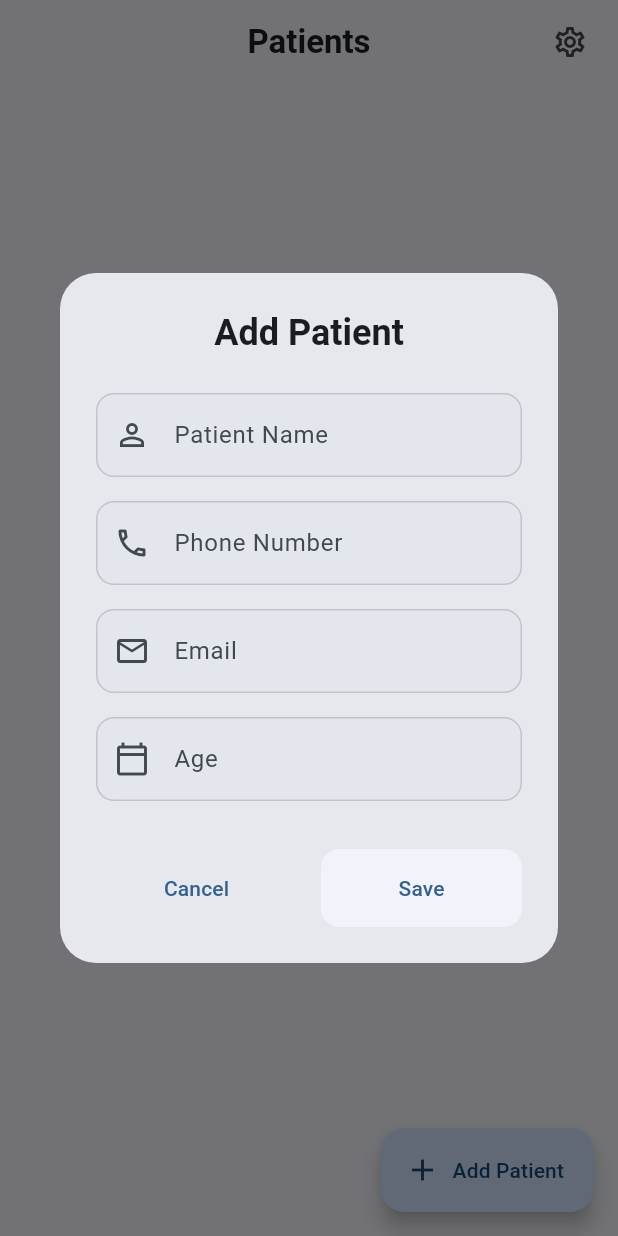
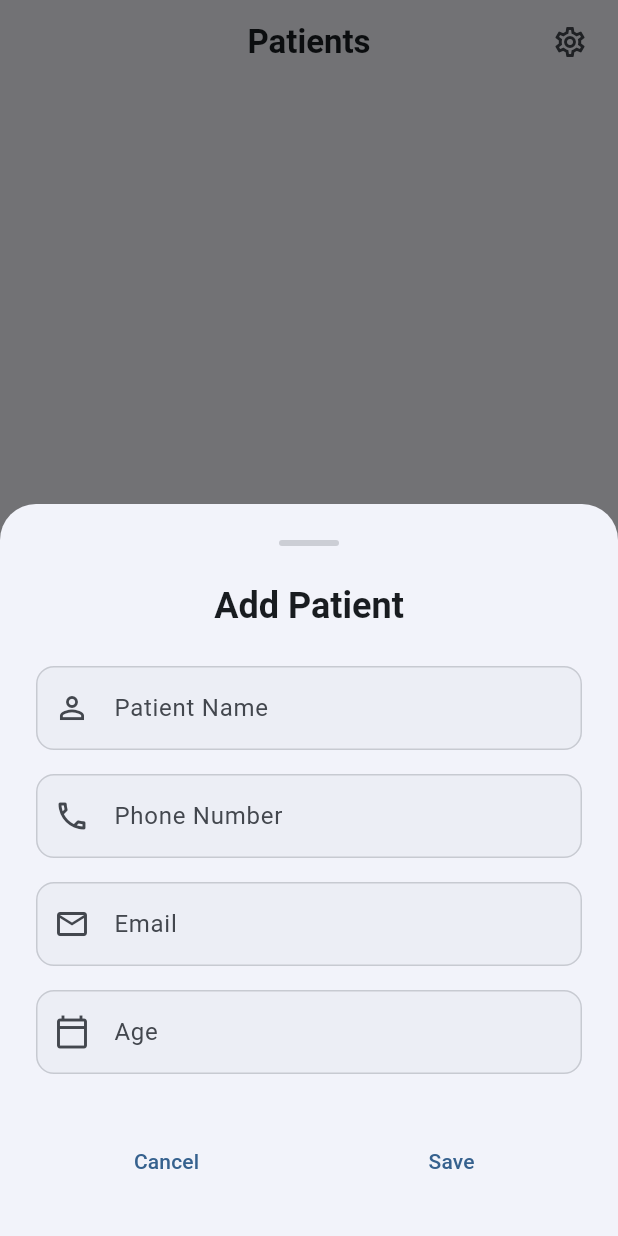
Before and after one commit to sultanhunter/ai-scribe-copilot, a Flutter app: the screen it shows after launch, after a tap on "Add Patient", on a phone screen of 412 x 824 dp. Run offline on Flutter 3.47's test engine with Material 3 defaults, Android fonts, the phone set to English and light mode, and no system bars; our stand-ins replace audioplayers, dio, flutter_local_notifications, flutter_riverpod, hive, hive_flutter and 3 more; missing offline and left inert: audio_session, record; accounts and stored records are empty; network calls fail.

Commit message:
bottomsheet added

```diff
--- a/lib/features/patients/patients_screen.dart
+++ b/lib/features/patients/patients_screen.dart
@@ -5,7 +5,7 @@ import '../../providers/patient_providers.dart';
 import 'patient_detail_screen.dart';
 import '../settings/settings_screen.dart';
 import 'widgets/patient_card.dart';
-import 'widgets/add_patient_dialog.dart';
+import 'widgets/add_patient_sheet.dart';
 
 class PatientsScreen extends ConsumerWidget {
   const PatientsScreen({super.key});
@@ -130,9 +130,14 @@ class PatientsScreen extends ConsumerWidget {
         ],
       ),
       floatingActionButton: FloatingActionButton.extended(
-        onPressed: () => showDialog(
+        onPressed: () => showModalBottomSheet(
           context: context,
-          builder: (context) => const AddPatientDialog(),
+          isScrollControlled: true,
+          useSafeArea: true,
+          shape: const RoundedRectangleBorder(
+            borderRadius: BorderRadius.vertical(top: Radius.circular(24)),
+          ),
+          builder: (context) => const AddPatientSheet(),
         ),
         icon: const Icon(Icons.add),
         label: Text(loc.translate('addPatient')),
--- a/lib/features/patients/widgets/add_patient_dialog.dart
+++ b/lib/features/patients/widgets/add_patient_sheet.dart
@@ -8,17 +8,32 @@ import '../../../providers/patient_providers.dart';
 import '../../../providers/service_providers.dart';
 import '../../../providers/app_providers.dart';
 
-class AddPatientDialog extends StatelessWidget {
-  const AddPatientDialog({super.key});
+class AddPatientSheet extends StatelessWidget {
+  const AddPatientSheet({super.key});
 
   @override
   Widget build(BuildContext context) {
-    return Dialog(
-      shape: RoundedRectangleBorder(borderRadius: BorderRadius.circular(24)),
+    return Padding(
+      padding: EdgeInsets.only(
+        bottom: MediaQuery.of(context).viewInsets.bottom,
+      ),
       child: Container(
         padding: const EdgeInsets.all(24),
-        constraints: const BoxConstraints(maxWidth: 400),
-        child: const AddPatientForm(),
+        child: Column(
+          mainAxisSize: MainAxisSize.min,
+          children: [
+            Container(
+              width: 40,
+              height: 4,
+              margin: const EdgeInsets.only(bottom: 24),
+              decoration: BoxDecoration(
+                color: Theme.of(context).colorScheme.outline.withOpacity(0.3),
+                borderRadius: BorderRadius.circular(2),
+              ),
+            ),
+            const Flexible(child: AddPatientForm()),
+          ],
+        ),
       ),
     );
   }
```
Also changed, not shown: 2 other files.
